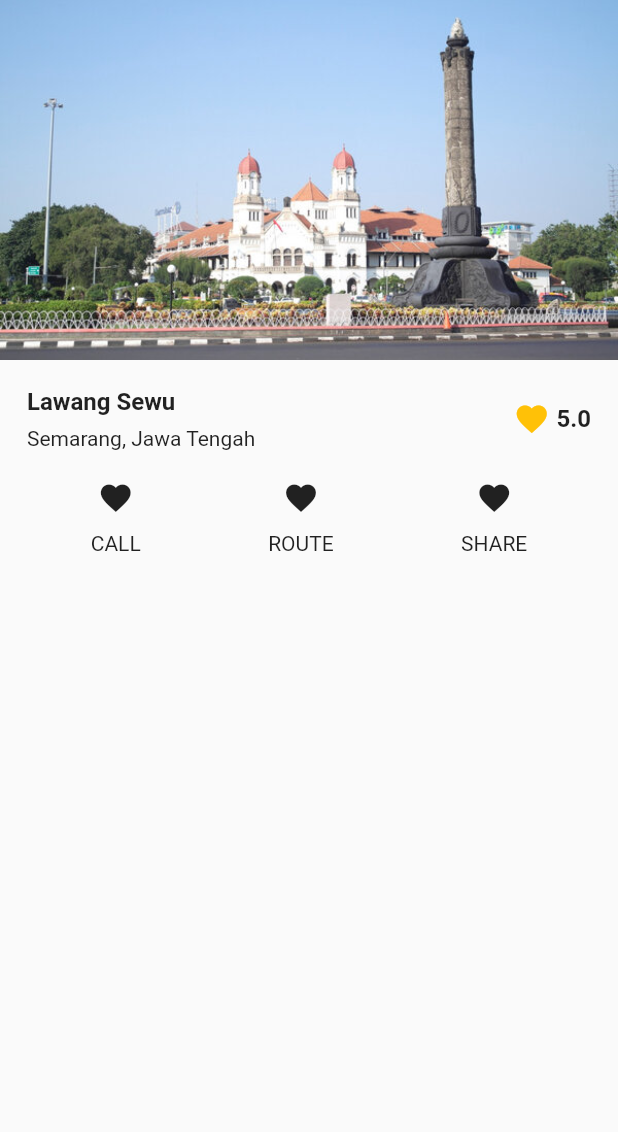
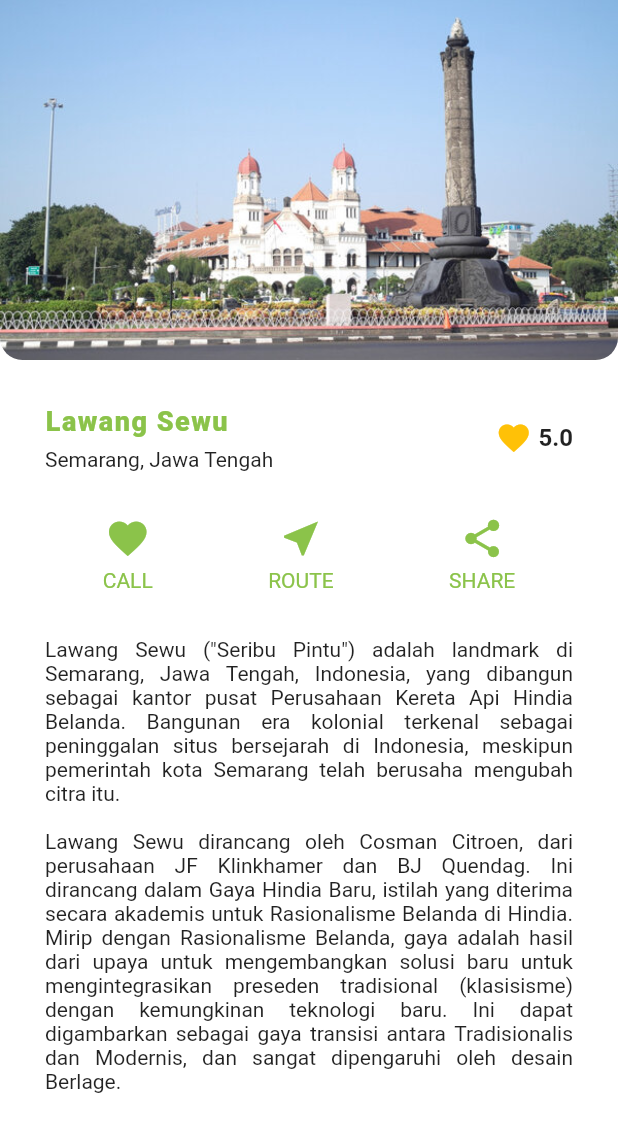
Before and after one commit to nazirovdev/uts-flutter-basic-layouting, a Flutter app: the screen it shows after launch, on a phone screen of 412 x 824 dp. Shown: the top 1132 px of the screen. Run offline on Flutter 3.47's test engine with Material 2 defaults, Android fonts, the phone set to English and light mode, and no system bars.

Commit message:
membuat description section

```diff
--- a/lib/components/hero_section.dart
+++ b/lib/components/hero_section.dart
@@ -5,10 +5,22 @@ Widget HeroSection(String imgUrl) {
   return Container(
     width: double.infinity,
     height: 240,
-    color: Colors.grey[300],
-    child: Image.asset(
-      imgUrl,
-      fit: BoxFit.cover,
+    decoration: BoxDecoration(
+      color: Colors.grey[300],
+      borderRadius: BorderRadius.only(
+        bottomLeft: Radius.circular(15),
+        bottomRight: Radius.circular(15),
+      ),
+    ),
+    child: ClipRRect(
+      borderRadius: BorderRadius.only(
+        bottomLeft: Radius.circular(15),
+        bottomRight: Radius.circular(15),
+      ),
+      child: Image.asset(
+        imgUrl,
+        fit: BoxFit.cover,
+      ),
     ),
   );
 }
@@ -17,16 +29,21 @@ Widget HeroSection(String imgUrl) {
 Widget MyContainer({
   required Widget titleSection,
   required Widget buttonSection,
+  required Widget descriptionSection,
 }) {
   return Padding(
-    padding: EdgeInsets.all(18.0),
+    padding: EdgeInsets.all(30.0),
     child: Column(
       children: [
         titleSection,
         SizedBox(
-          height: 20,
+          height: 30,
         ),
         buttonSection,
+        SizedBox(
+          height: 30,
+        ),
+        descriptionSection,
       ],
     ),
   );
@@ -47,8 +64,10 @@ Widget TitleSection({
           Text(
             name,
             style: TextStyle(
-              fontSize: 16,
-              fontWeight: FontWeight.bold,
+              fontSize: 18,
+              fontWeight: FontWeight.w900,
+              letterSpacing: 1,
+              color: Colors.lightGreen,
             ),
           ),
           SizedBox(
@@ -84,20 +103,41 @@ List<Map> myIcons = [
   {
     'icon': Icon(
       Icons.favorite,
+      color: Colors.lightGreen,
+      size: 30,
     ),
-    'text': Text('CALL'),
+    'text': Text(
+      'CALL',
+      style: TextStyle(
+        color: Colors.lightGreen,
+      ),
+    ),
   },
   {
     'icon': Icon(
-      Icons.favorite,
+      Icons.near_me,
+      color: Colors.lightGreen,
+      size: 30,
     ),
-    'text': Text('ROUTE'),
+    'text': Text(
+      'ROUTE',
+      style: TextStyle(
+        color: Colors.lightGreen,
+      ),
+    ),
   },
   {
     'icon': Icon(
-      Icons.favorite,
+      Icons.share,
+      color: Colors.lightGreen,
+      size: 30,
     ),
-    'text': Text('SHARE'),
+    'text': Text(
+      'SHARE',
+      style: TextStyle(
+        color: Colors.lightGreen,
+      ),
+    ),
   },
 ];
 
@@ -109,7 +149,7 @@ Widget ButtonSection() {
         children: [
           myIcon['icon'],
           SizedBox(
-            height: 10,
+            height: 5,
           ),
           myIcon['text'],
         ],
@@ -117,3 +157,11 @@ Widget ButtonSection() {
     }).toList(),
   );
 }
+
+// description section
+Widget DescriptionSection({required String description}) {
+  return Text(
+    description,
+    textAlign: TextAlign.justify,
+  );
+}
--- a/lib/main.dart
+++ b/lib/main.dart
@@ -6,9 +6,15 @@ void main() => runApp(MyApp());
 class MyApp extends StatelessWidget {
   Widget build(BuildContext context) {
     return MaterialApp(
+      title: 'Basic Layouting',
       debugShowCheckedModeBanner: false,
+      theme: ThemeData(
+        primarySwatch: Colors.lightGreen,
+        scaffoldBackgroundColor: Colors.white,
+      ),
       home: Scaffold(
         body: SafeArea(
+          child: SingleChildScrollView(
             child: Column(
               children: [
                 HeroSection('assets/images/semarang.jpg'),
@@ -19,8 +25,13 @@ class MyApp extends StatelessWidget {
                     rating: 5.0,
                   ),
                   buttonSection: ButtonSection(),
+                  descriptionSection: DescriptionSection(
+                    description:
+                        'Lawang Sewu ("Seribu Pintu") adalah landmark di Semarang, Jawa Tengah, Indonesia, yang dibangun sebagai kantor pusat Perusahaan Kereta Api Hindia Belanda. Bangunan era kolonial terkenal sebagai peninggalan situs bersejarah di Indonesia, meskipun pemerintah kota Semarang telah berusaha mengubah citra itu.\n\nLawang Sewu dirancang oleh Cosman Citroen, dari perusahaan JF Klinkhamer dan BJ Quendag. Ini dirancang dalam Gaya Hindia Baru, istilah yang diterima secara akademis untuk Rasionalisme Belanda di Hindia. Mirip dengan Rasionalisme Belanda, gaya adalah hasil dari upaya untuk mengembangkan solusi baru untuk mengintegrasikan preseden tradisional (klasisisme) dengan kemungkinan teknologi baru. Ini dapat digambarkan sebagai gaya transisi antara Tradisionalis dan Modernis, dan sangat dipengaruhi oleh desain Berlage.',
+                  ),
                 ),
               ],
+            ),
           ),
         ),
       ),
```
Lines whose indentation alone changed are shown as unchanged.
